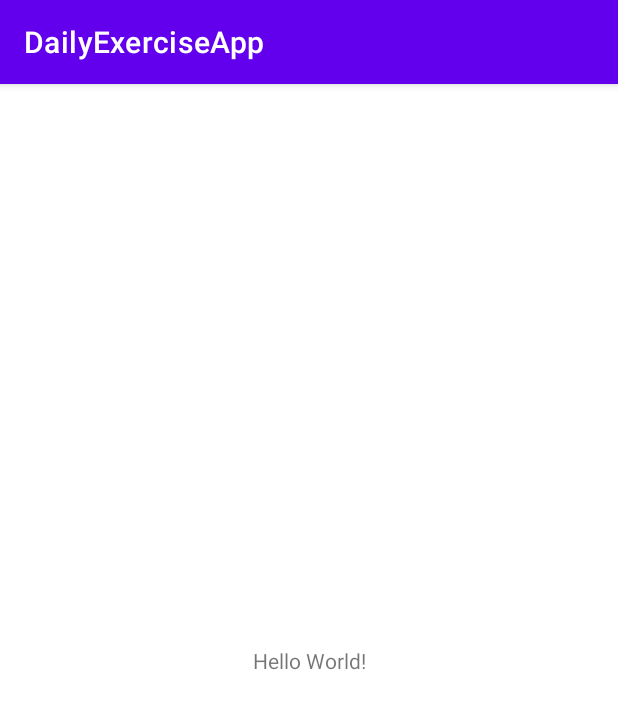
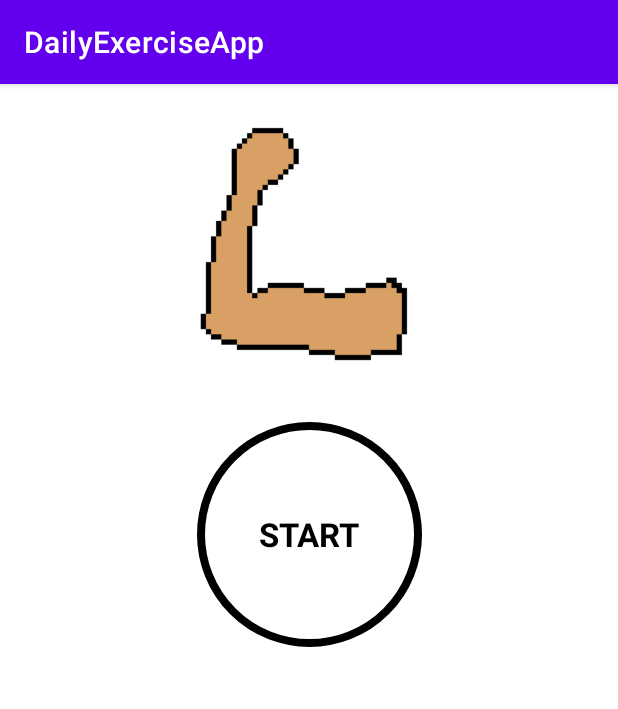
Before and after one commit to Banananabandit/DailyExerciseApp, an Android app: the screen it shows after launch (MainActivity), on a phone screen of 412 x 824 dp. Shown: the top 709 px of the screen. Run offline under Robolectric (Android 15) with nearby library versions, the phone set to English and light mode, and no system bars.

Commit message:
Creating custom Start button + main layout

```diff
--- a/app/src/main/java/android/banananabandit/dailyexerciseapp/MainActivity.kt
+++ b/app/src/main/java/android/banananabandit/dailyexerciseapp/MainActivity.kt
@@ -2,10 +2,18 @@ package android.banananabandit.dailyexerciseapp
 
 import androidx.appcompat.app.AppCompatActivity
 import android.os.Bundle
+import android.widget.FrameLayout
+import android.widget.Toast
 
 class MainActivity : AppCompatActivity() {
     override fun onCreate(savedInstanceState: Bundle?) {
         super.onCreate(savedInstanceState)
         setContentView(R.layout.activity_main)
+
+        val frameLayoutStartButton : FrameLayout = findViewById(R.id.frame_layout_start)
+
+        frameLayoutStartButton.setOnClickListener {
+            Toast.makeText(this, "press", Toast.LENGTH_SHORT).show()
+        }
     }
 }
--- /dev/null
+++ b/app/src/main/res/drawable/item_circular_colour_accent_border.xml
@@ -0,0 +1,10 @@
+<?xml version="1.0" encoding="utf-8"?>
+<shape xmlns:android="http://schemas.android.com/apk/res/android"
+    android:shape="oval">
+    <stroke
+        android:width="5dp"
+        android:color="@color/black"/>
+    <solid
+        android:color="@color/white"/>
+
+</shape>
--- /dev/null
+++ b/app/src/main/res/drawable/item_color_accent_border_ripple_bg.xml
@@ -0,0 +1,13 @@
+<?xml version="1.0" encoding="utf-8"?>
+<ripple xmlns:android="http://schemas.android.com/apk/res/android"
+    android:color="@color/lightGrey">
+
+    <item android:id="@android:id/mask">
+        <shape android:shape="oval">
+            <solid android:color="@color/white"/>
+        </shape>
+    </item>
+
+    <item android:drawable="@drawable/item_circular_colour_accent_border"/>
+
+</ripple>
--- a/app/src/main/res/layout/activity_main.xml
+++ b/app/src/main/res/layout/activity_main.xml
@@ -2,17 +2,38 @@
 <androidx.constraintlayout.widget.ConstraintLayout xmlns:android="http://schemas.android.com/apk/res/android"
     xmlns:app="http://schemas.android.com/apk/res-auto"
     xmlns:tools="http://schemas.android.com/tools"
+    android:padding="@dimen/main_screen_padding"
     android:layout_width="match_parent"
     android:layout_height="match_parent"
     tools:context=".MainActivity">
 
+    <ImageView
+        android:id="@+id/start_screen_image"
+        android:layout_width="match_parent"
+        android:layout_height="220dp"
+        android:src="@drawable/bicep"
+        app:layout_constraintTop_toTopOf="parent"
+        app:layout_constraintBottom_toTopOf="@+id/frame_layout_start"/>
+
+    <FrameLayout
+        android:id="@+id/frame_layout_start"
+        android:layout_width="150dp"
+        android:layout_height="150dp"
+        app:layout_constraintTop_toBottomOf="@+id/start_screen_image"
+        app:layout_constraintEnd_toEndOf="parent"
+        app:layout_constraintStart_toStartOf="parent"
+        android:background="@drawable/item_color_accent_border_ripple_bg">
     <TextView
         android:layout_width="wrap_content"
         android:layout_height="wrap_content"
-        android:text="Hello World!"
-        app:layout_constraintBottom_toBottomOf="parent"
-        app:layout_constraintLeft_toLeftOf="parent"
-        app:layout_constraintRight_toRightOf="parent"
-        app:layout_constraintTop_toTopOf="parent" />
+        android:text="START"
+        android:textColor="@color/black"
+        android:layout_gravity="center"
+        android:textSize="@dimen/start_button_text_size"
+        android:textStyle="bold"
+        />
+
+
+    </FrameLayout>
 
 </androidx.constraintlayout.widget.ConstraintLayout>
--- a/app/src/main/res/values/colors.xml
+++ b/app/src/main/res/values/colors.xml
@@ -7,4 +7,6 @@
     <color name="teal_700">#FF018786</color>
     <color name="black">#FF000000</color>
     <color name="white">#FFFFFFFF</color>
+
+    <color name="lightGrey">#c4c4c4</color>
 </resources>
--- /dev/null
+++ b/app/src/main/res/values/dimens.xml
@@ -0,0 +1,5 @@
+<?xml version="1.0" encoding="utf-8"?>
+<resources>
+    <dimen name="main_screen_padding">5dp</dimen>
+    <dimen name="start_button_text_size">22sp</dimen>
+</resources>
```
Also changed, not shown: app/src/main/res/drawable/bicep.png (added).
